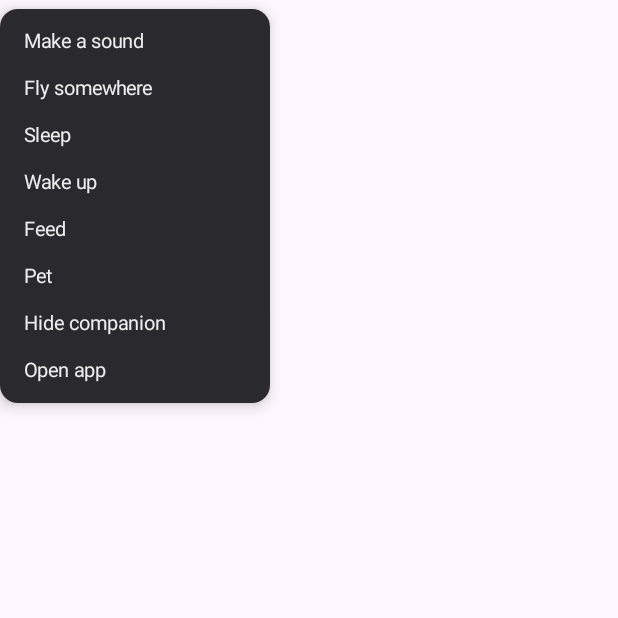
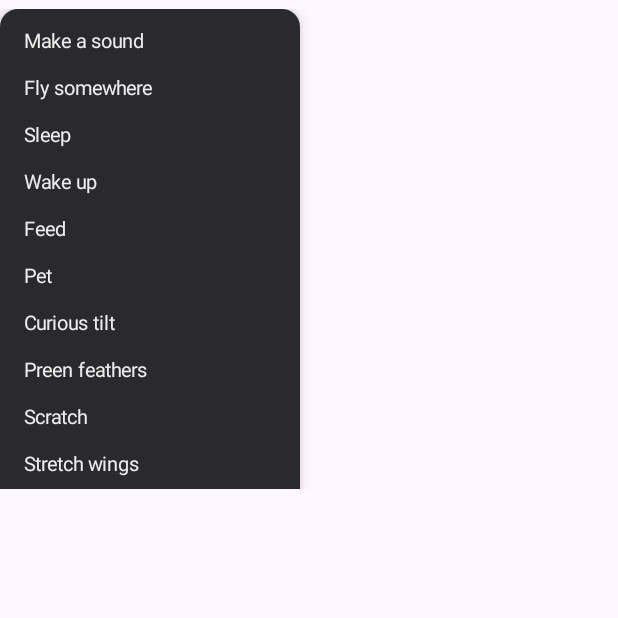
Before and after one commit to wolfgangachyuta/congenial-fishstick, an Android app built with Jetpack Compose: the composable EagleInteractionMenu shown on its own in the app's theme, on a phone screen of 412 x 824 dp, the top half of it. Run offline under Robolectric (Android 15) with nearby library versions, the phone set to English and light mode, and no system bars.

Commit message:
Fix speech, bubble layout, and add creature reactions
Fixes #6 and #7

```diff
--- a/app/src/main/java/com/aurelion/app/MainActivity.kt
+++ b/app/src/main/java/com/aurelion/app/MainActivity.kt
@@ -29,12 +29,15 @@ import androidx.compose.foundation.layout.Spacer
 import androidx.compose.foundation.layout.fillMaxSize
 import androidx.compose.foundation.layout.fillMaxWidth
 import androidx.compose.foundation.layout.height
+import androidx.compose.foundation.layout.heightIn
 import androidx.compose.foundation.layout.padding
 import androidx.compose.foundation.layout.safeDrawingPadding
 import androidx.compose.foundation.layout.size
 import androidx.compose.foundation.layout.widthIn
 import androidx.compose.foundation.layout.width
 import androidx.compose.foundation.shape.RoundedCornerShape
+import androidx.compose.foundation.rememberScrollState
+import androidx.compose.foundation.verticalScroll
 import androidx.compose.material3.Button
 import androidx.compose.material3.LinearProgressIndicator
 import androidx.compose.material3.MaterialTheme
@@ -57,6 +60,7 @@ import androidx.compose.ui.res.stringResource
 import androidx.compose.ui.unit.Dp
 import androidx.compose.ui.unit.dp
 import androidx.compose.ui.unit.sp
+import androidx.compose.ui.text.style.TextOverflow
 import androidx.core.content.ContextCompat
 import androidx.core.view.WindowCompat
 import kotlinx.coroutines.delay
@@ -335,7 +339,7 @@ fun SpeechBubble(text: String) {
     Surface(
         modifier = Modifier
             .padding(bottom = 6.dp)
-            .widthIn(max = 200.dp),
+            .widthIn(max = 240.dp),
         shape = RoundedCornerShape(14.dp),
         color = Color(0xFFFFF6E0),
         shadowElevation = 4.dp
@@ -344,7 +348,9 @@ fun SpeechBubble(text: String) {
             text = text,
             modifier = Modifier.padding(horizontal = 12.dp, vertical = 8.dp),
             color = Color(0xFF3A2C14),
-            fontSize = 13.sp
+            fontSize = 13.sp,
+            maxLines = 4,
+            overflow = TextOverflow.Ellipsis
         )
     }
 }
@@ -357,6 +363,7 @@ fun EagleInteractionMenu(
     onWakeUp: () -> Unit,
     onFeed: () -> Unit,
     onPet: () -> Unit,
+    onReact: (EagleState) -> Unit,
     onHide: () -> Unit,
     onOpenApp: () -> Unit
 ) {
@@ -366,7 +373,9 @@ fun EagleInteractionMenu(
         shadowElevation = 6.dp,
         modifier = Modifier
             .padding(top = 6.dp)
-            .widthIn(max = 180.dp)
+            .widthIn(max = 200.dp)
+            .heightIn(max = 320.dp)
+            .verticalScroll(rememberScrollState())
     ) {
         Column(modifier = Modifier.padding(6.dp)) {
             MenuAction("Make a sound", onMakeSound)
@@ -375,6 +384,12 @@ fun EagleInteractionMenu(
             MenuAction("Wake up", onWakeUp)
             MenuAction("Feed", onFeed)
             MenuAction("Pet", onPet)
+            MenuAction("Curious tilt", { onReact(EagleState.CURIOUS) })
+            MenuAction("Preen feathers", { onReact(EagleState.PREENING) })
+            MenuAction("Scratch", { onReact(EagleState.SCRATCHING) })
+            MenuAction("Stretch wings", { onReact(EagleState.STRETCHING) })
+            MenuAction("Startle", { onReact(EagleState.SURPRISED) })
+            MenuAction("Flap wings", { onReact(EagleState.EXCITED) })
             MenuAction("Hide companion", onHide)
             MenuAction("Open app", onOpenApp)
         }
```
Also changed, not shown: app/src/main/java/com/aurelion/app/EagleAnimationController.kt (+7 -3 lines), app/src/main/java/com/aurelion/app/OverlayService.kt (+12 -6 lines).
